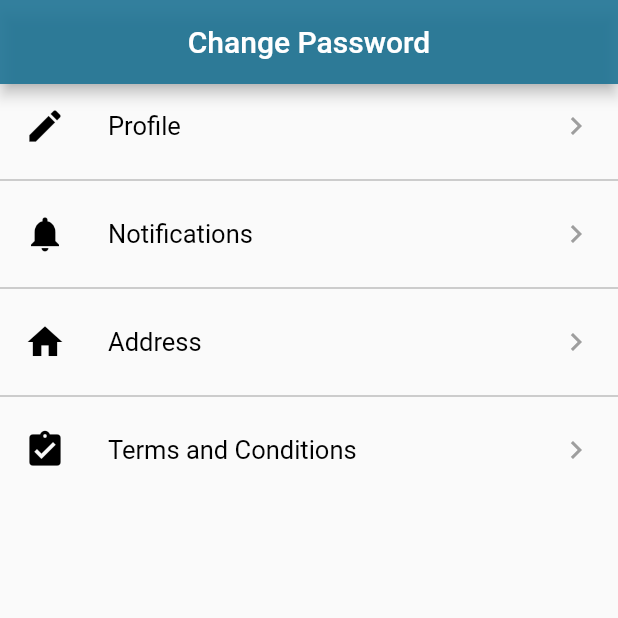
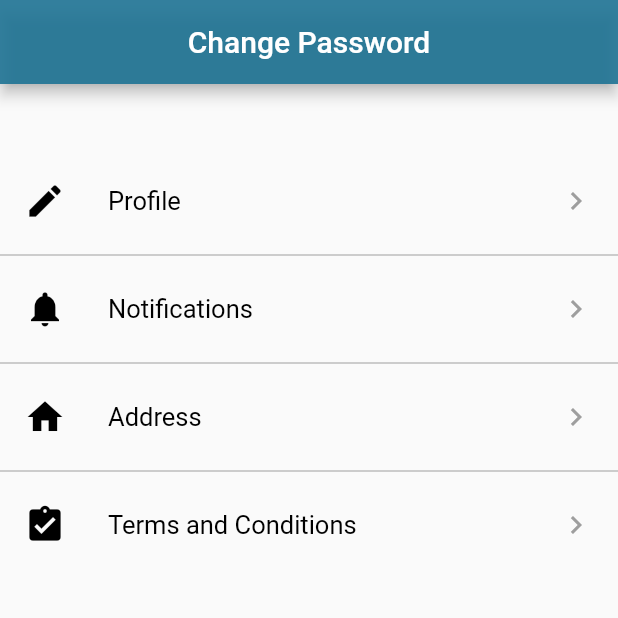
Before and after one commit to HunainHumail/onlala_app, a Flutter app: the screen it shows after launch, on a phone screen of 412 x 824 dp, the top half of it. Run offline on Flutter 3.47's test engine with Material 2 defaults, Android fonts, the phone set to English and light mode, and no system bars; our stand-ins replace carousel_slider.

Commit message:
Settings Screen Completed (padding added to top)

```diff
--- a/lib/Settings/settings.dart
+++ b/lib/Settings/settings.dart
@@ -15,6 +15,8 @@ class _Settings extends State<Settings> {
         title: Center(child: Text("Change Password")),
       ),
       body: SafeArea(
+        child: Padding(
+          padding: const EdgeInsets.only(top: 50),
           child: Column(
             mainAxisAlignment: MainAxisAlignment.start,
             crossAxisAlignment: CrossAxisAlignment.center,
@@ -59,6 +61,7 @@ class _Settings extends State<Settings> {
 
           ),
         ),
+      ),
     );
   }
 }
```
Lines whose indentation alone changed are shown as unchanged.
